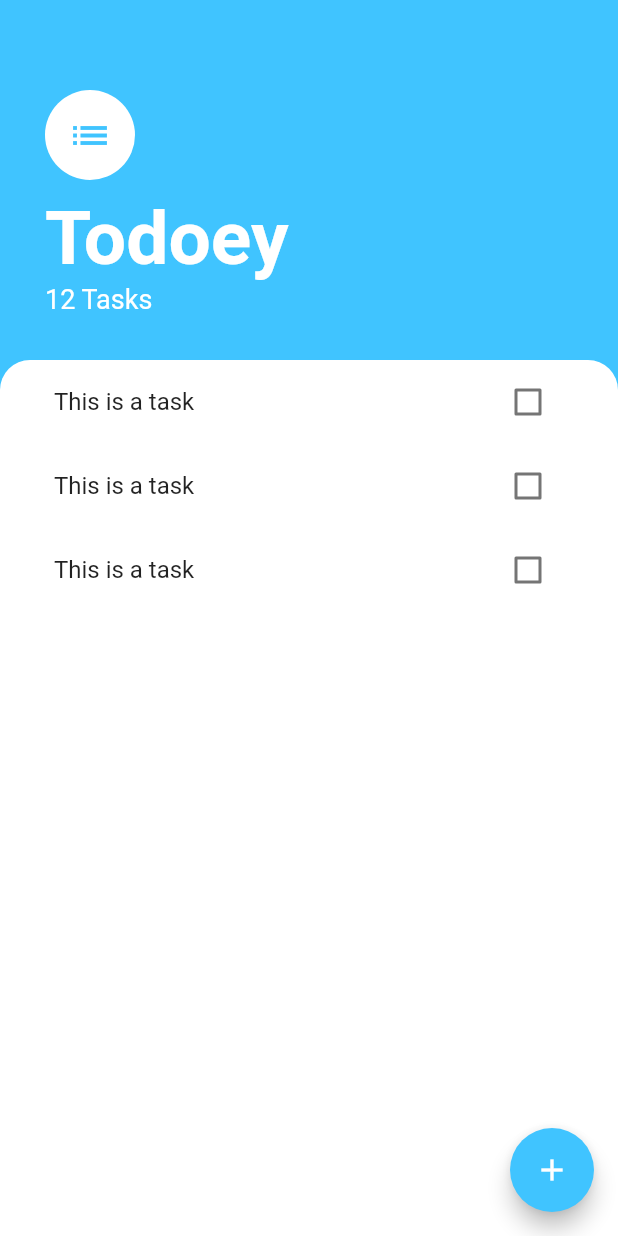
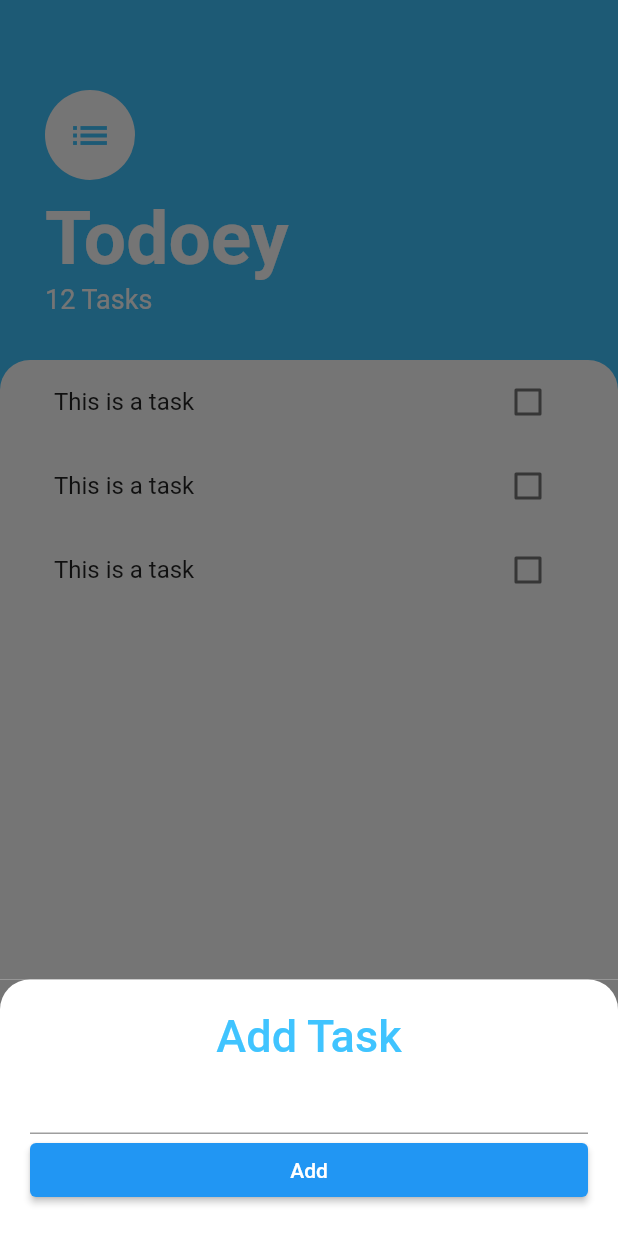
Before and after one commit to AndrewPalet/todoey_flutter, a Flutter app: the screen it shows after launch, after a tap on the "add" icon, on a phone screen of 412 x 824 dp. Run offline on Flutter 3.47's test engine with Material 2 defaults, Android fonts, the phone set to English and light mode, and no system bars.

Commit message:
when FAB is pressed you get the add task screen coming from the bottom

```diff
--- a/lib/screens/tasks_screen.dart
+++ b/lib/screens/tasks_screen.dart
@@ -1,10 +1,9 @@
 import 'package:flutter/material.dart';
 import 'package:todoey_flutter/widgets/task_tile.dart';
 import 'package:todoey_flutter/widgets/tasks_list.dart';
+import 'package:todoey_flutter/screens/add_task_screen.dart';
 
 class TasksScreen extends StatelessWidget {
-  final List<String> toDoList = <String>['Buy Milk', 'Buy Eggs', 'Buy Bread'];
-
   @override
   Widget build(BuildContext context) {
     return Scaffold(
@@ -12,7 +11,19 @@ class TasksScreen extends StatelessWidget {
       floatingActionButton: FloatingActionButton(
         backgroundColor: Colors.lightBlueAccent,
         child: Icon(Icons.add),
-        onPressed: () {},
+        onPressed: () {
+          showModalBottomSheet(
+            context: context,
+            isScrollControlled: true,
+            builder: (context) => SingleChildScrollView(
+              child: Container(
+                padding: EdgeInsets.only(
+                    bottom: MediaQuery.of(context).viewInsets.bottom),
+                child: AddTaskScreen(),
+              ),
+            ),
+          );
+        },
       ),
       body: Column(
         crossAxisAlignment: CrossAxisAlignment.start,
```
